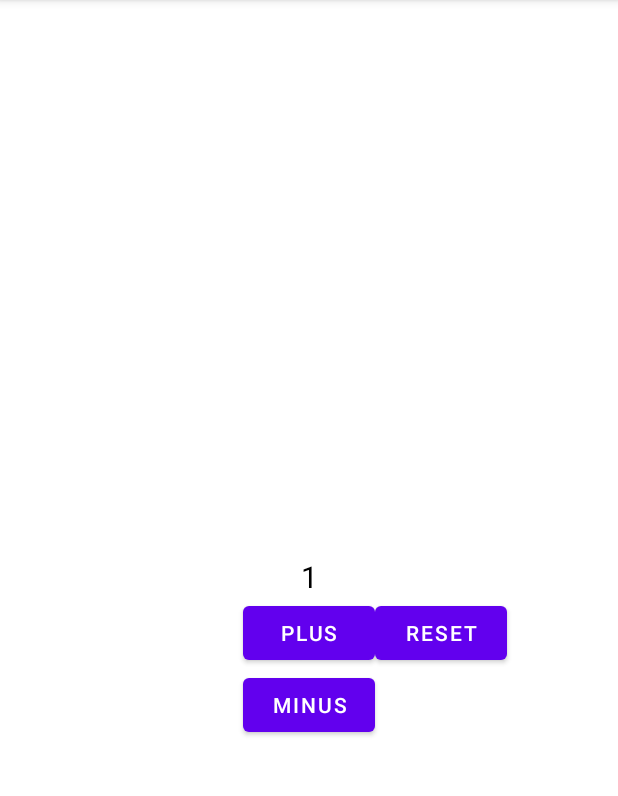
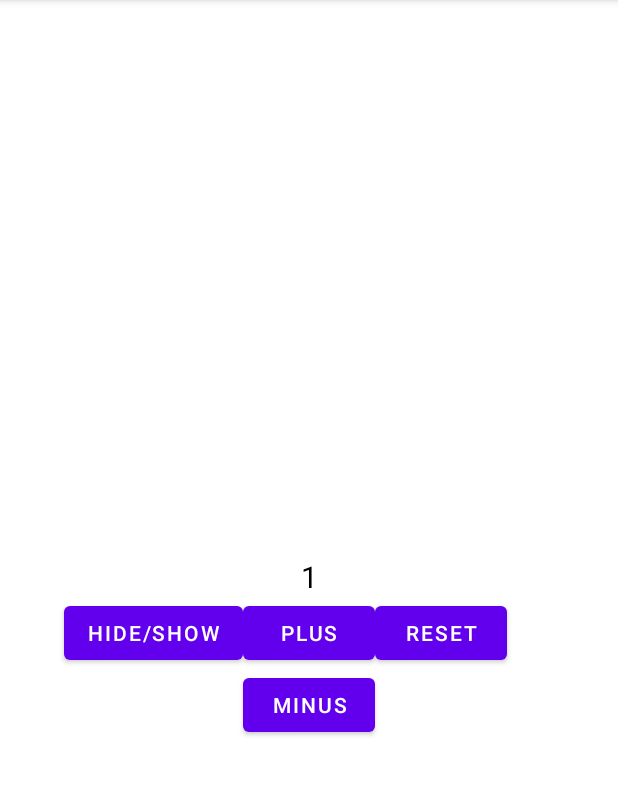
Before and after one commit to enfeizhan/golden_rush, an Android app: the screen it shows after launch (MainActivity), after a tap on "PLUS", on a phone screen of 412 x 824 dp, the part 84-880 px from its top. Run offline under Robolectric (Android 15) with nearby library versions, the phone set to English and light mode, and no system bars.

Commit message:
added image

```diff
--- a/AndroidStudioProjects/LearnAndroid/app/src/main/java/com/example/learnandroid/MainActivity.java
+++ b/AndroidStudioProjects/LearnAndroid/app/src/main/java/com/example/learnandroid/MainActivity.java
@@ -3,22 +3,41 @@ package com.example.learnandroid;
 import android.os.Bundle;
 import android.view.View;
 import android.widget.Button;
+import android.widget.ImageView;
 import android.widget.TextView;
+import android.widget.Toast;
 
 import androidx.appcompat.app.AppCompatActivity;
 
-public class MainActivity extends AppCompatActivity {
+public class MainActivity extends AppCompatActivity implements View.OnClickListener {
     private TextView txtCounter;
-    private Button btnPlus, btnMinus, btnReset;
+    private Button btnPlus, btnMinus, btnReset, btnHideShow ;
+    private ImageView ivMeme;
     @Override
     protected void onCreate(Bundle savedInstanceState) {
         super.onCreate(savedInstanceState);
         setContentView(R.layout.activity_main);
         txtCounter = findViewById(R.id.text_counter);
-        /*btnPlus = findViewById(R.id.btn_plus);
+        btnPlus = findViewById(R.id.btn_plus);
         btnMinus = findViewById(R.id.btn_minus);
         btnReset = findViewById(R.id.btn_reset);
+        btnHideShow = findViewById(R.id.btn_hide_show);
+        ivMeme = findViewById(R.id.iv_meme);
 
+        btnPlus.setOnClickListener(this);
+        btnMinus.setOnClickListener(this);
+        btnReset.setOnClickListener(this);
+        btnHideShow.setOnClickListener(new View.OnClickListener() {
+            @Override
+            public void onClick(View v) {
+                if (ivMeme.getVisibility() == View.VISIBLE) {
+                    ivMeme.setVisibility(View.GONE);
+                } else {
+                    ivMeme.setVisibility(View.VISIBLE);
+                }
+            }
+        });
+/*
         btnPlus.setOnClickListener(new View.OnClickListener() {
             @Override
             public void onClick(View v) {
@@ -43,11 +62,13 @@ public class MainActivity extends AppCompatActivity {
         });*/
     }
     public void plusFunction () {
+        Toast.makeText(this, "Plus Button Is Clicked", Toast.LENGTH_SHORT).show();
         int counter = Integer.parseInt(txtCounter.getText().toString());
         counter++;
         txtCounter.setText(counter+"");
     }
     public void minusFunction () {
+        Toast.makeText(this, "Minus Button Is Clicked", Toast.LENGTH_SHORT).show();
         int counter = Integer.parseInt(txtCounter.getText().toString());
         if (counter > 0) {
             counter--;
@@ -55,6 +76,7 @@ public class MainActivity extends AppCompatActivity {
         }
     }
     public void resetFunction () {
+        Toast.makeText(this, "Reset Button Is Clicked", Toast.LENGTH_SHORT).show();
         txtCounter.setText("0");
     }
 
@@ -72,4 +94,9 @@ public class MainActivity extends AppCompatActivity {
                 break;
         }
     }
+
+    @Override
+    public void onClick(View v) {
+        operation(v);
+    }
 }
--- a/AndroidStudioProjects/LearnAndroid/app/src/main/res/layout/activity_main.xml
+++ b/AndroidStudioProjects/LearnAndroid/app/src/main/res/layout/activity_main.xml
@@ -47,5 +47,26 @@
         app:layout_constraintTop_toBottomOf="@id/text_counter"
         app:layout_constraintLeft_toRightOf="@id/btn_plus"
         />
+    <Button
+        android:id="@+id/btn_hide_show"
+        android:layout_width="wrap_content"
+        android:layout_height="wrap_content"
+        android:text="Hide/Show"
+        android:onClick="operation"
+        app:layout_constraintTop_toBottomOf="@id/text_counter"
+        app:layout_constraintRight_toLeftOf="@id/btn_plus"
+        />
+
+    <ImageView
+        android:id="@+id/iv_meme"
+        android:layout_width="300dp"
+        android:layout_height="200dp"
+        android:adjustViewBounds="true"
+        android:scaleType="fitXY"
+        android:visibility="gone"
+        app:layout_constraintTop_toTopOf="parent"
+        app:layout_constraintLeft_toLeftOf="parent"
+        app:layout_constraintRight_toRightOf="parent"
+        android:src="@drawable/a1"/>
 
 </androidx.constraintlayout.widget.ConstraintLayout>
```
Also changed, not shown: AndroidStudioProjects/LearnAndroid/app/src/main/res/drawable/a1.png (added).
